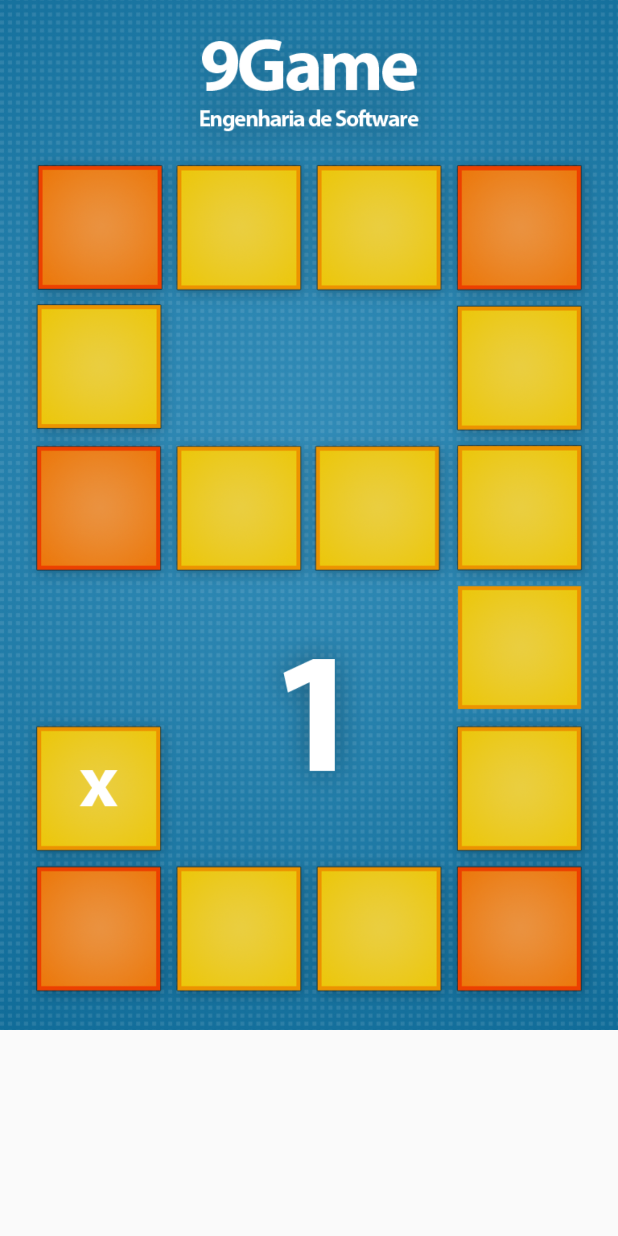
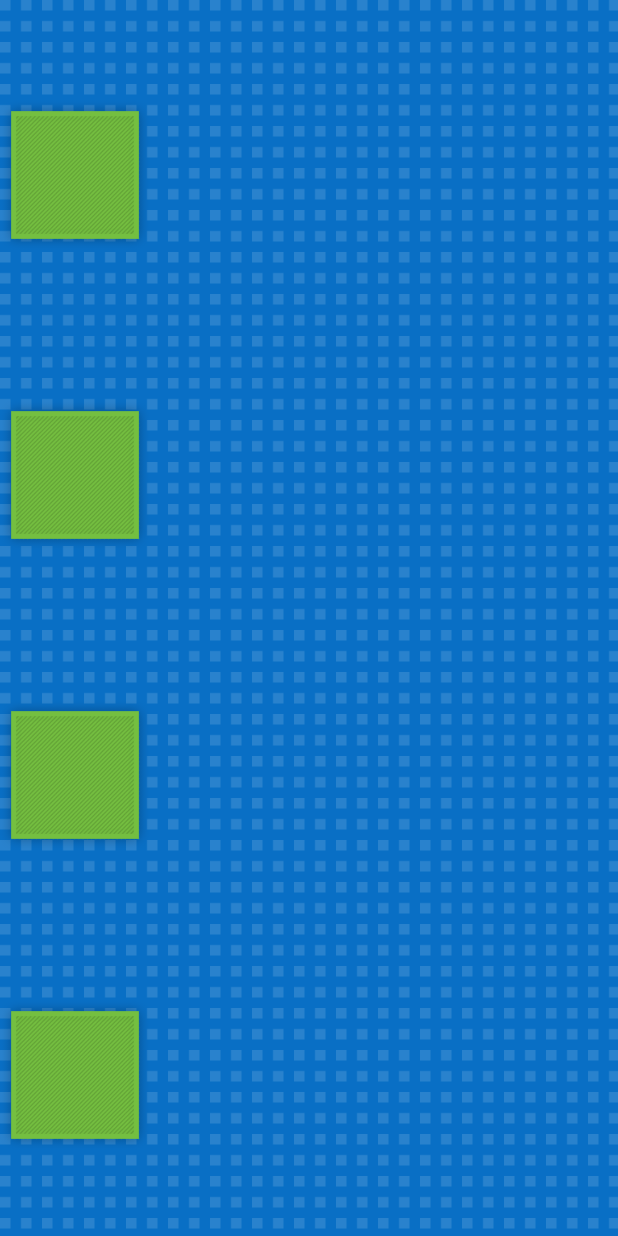
Before and after one commit to juliotguimaraes/9group, an Android app: the screen it shows after launch (MainActivity), on a phone screen of 412 x 824 dp. Run offline under Robolectric (Android 15) with nearby library versions, the phone set to English and light mode, and no system bars.

Commit message:
Adicionando tarefas do trio do Rafael

```diff
--- a/app/src/main/AndroidManifest.xml
+++ b/app/src/main/AndroidManifest.xml
@@ -6,7 +6,7 @@
         android:allowBackup="true"
         android:icon="@mipmap/ic_launcher"
         android:label="@string/app_name"
-        android:theme="@style/AppTheme" >
+        android:theme="@android:style/Theme.Holo.Light.NoActionBar.Fullscreen">
         <activity
             android:name=".MainActivity"
             android:label="@string/app_name" >
--- a/app/src/main/java/ninegroup/ninegame/MainActivity.java
+++ b/app/src/main/java/ninegroup/ninegame/MainActivity.java
@@ -1,43 +1,68 @@
 package ninegroup.ninegame;
 
 import android.app.Activity;
+import android.content.Context;
 import android.content.Intent;
 import android.os.Bundle;
+import android.util.Log;
+import android.util.TypedValue;
 import android.view.View;
 import android.widget.Gallery;
 import android.widget.ImageView;
 import android.widget.LinearLayout;
+import android.widget.RelativeLayout;
 
 
-public class MainActivity extends Activity implements View.OnClickListener{
-
-    LinearLayout mLinearLayout;
+public class MainActivity extends Activity {
 
     @Override
     protected void onCreate(Bundle savedInstanceState) {
         super.onCreate(savedInstanceState);
-        //setContentView(R.layout.activity_main);
-        // Create a LinearLayout in which to add the ImageView
-        mLinearLayout = new LinearLayout(this);
-        //mLinearLayout.setPadding(0, R.dimen.activity_vertical_margin, 0, 0);
-
-        // Instantiate an ImageView and define its properties
-        ImageView i = new ImageView(this);
-        i.setOnClickListener(this);
-        i.setImageResource(R.drawable.tabuleirorafael);
-        i.setAdjustViewBounds(true); // set the ImageView bounds to match the Drawable's dimensions
-        i.setLayoutParams(new Gallery.LayoutParams(LinearLayout.LayoutParams.WRAP_CONTENT,
-                LinearLayout.LayoutParams.WRAP_CONTENT));
-
-        // Add the ImageView to the layout and set the layout as the content view
-        mLinearLayout.addView(i);
-        setContentView(mLinearLayout);
+        setContentView(R.layout.activity_main);
+        montarTabuleiro();
     }
 
-    @Override
-    public void onClick(View v) {
-        Intent intent = new Intent(this, QuestionActivity.class);
-        startActivity(intent);
+    protected void montarTabuleiro(){
+        RelativeLayout rl = (RelativeLayout)findViewById(R.id.meuLayout);
+
+        CasaView casa_1 = new CasaView(this, (float)100.0, (float)100.0);
+        CasaView casa_2 = new CasaView(this, (float)400.0, (float)100.0);
+        CasaView casa_3 = new CasaView(this, (float)700.0, (float)100.0);
+        CasaView casa_4 = new CasaView(this, (float)1000.0, (float)100.0);
+
+        rl.addView(casa_1);
+        rl.addView(casa_2);
+        rl.addView(casa_3);
+        rl.addView(casa_4);
     }
 
 }
+
+class CasaView extends ImageView {
+
+    public CasaView(Context context, float posicaoY, float posicaoX){
+        super(context);
+        this.setY(posicaoY);
+        this.setClickable(true);
+        this.setImageResource(R.drawable.pergunta_atual);
+
+        int tamanho = (int) TypedValue.applyDimension(TypedValue.COMPLEX_UNIT_DIP, 100, getResources().getDisplayMetrics());
+
+        LinearLayout.LayoutParams parms = new LinearLayout.LayoutParams(tamanho, tamanho);
+        this.setLayoutParams(parms);
+
+        this.setOnClickListener(new View.OnClickListener(){
+            @Override
+            public void onClick(View v) {
+                trocarImagem();
+
+                Intent intent = new Intent(v.getContext(), QuestionActivity.class);
+                v.getContext().startActivity(intent);
+            }
+        });
+    }
+
+    public void trocarImagem() {
+        this.setImageResource(R.drawable.pergunta_futura);
+    }
+}
--- /dev/null
+++ b/app/src/main/res/drawable/backrepeat.xml
@@ -0,0 +1,4 @@
+<?xml version="1.0" encoding="utf-8"?>
+<bitmap xmlns:android="http://schemas.android.com/apk/res/android"
+    android:src="@drawable/padrao"
+    android:tileMode="repeat" />
--- a/app/src/main/res/layout/activity_main.xml
+++ b/app/src/main/res/layout/activity_main.xml
@@ -1,8 +1,10 @@
 <RelativeLayout xmlns:android="http://schemas.android.com/apk/res/android"
     xmlns:tools="http://schemas.android.com/tools" android:layout_width="match_parent"
+    android:id="@+id/meuLayout"
     android:layout_height="match_parent" android:paddingLeft="@dimen/activity_horizontal_margin"
     android:paddingRight="@dimen/activity_horizontal_margin"
     android:paddingTop="@dimen/activity_vertical_margin"
+    android:background="@drawable/backrepeat"
+    android:orientation="vertical"
     android:paddingBottom="@dimen/activity_vertical_margin" tools:context=".MainActivity">
-
 </RelativeLayout>
--- a/app/src/main/res/values-w820dp/dimens.xml
+++ b/app/src/main/res/values-w820dp/dimens.xml
@@ -2,5 +2,5 @@
     <!-- Example customization of dimensions originally defined in res/values/dimens.xml
          (such as screen margins) for screens with more than 820dp of available width. This
          would include 7" and 10" devices in landscape (~960dp and ~1280dp respectively). -->
-    <dimen name="activity_horizontal_margin">64dp</dimen>
+    <dimen name="activity_horizontal_margin">0dp</dimen>
 </resources>
--- a/app/src/main/res/values/dimens.xml
+++ b/app/src/main/res/values/dimens.xml
@@ -1,5 +1,5 @@
 <resources>
     <!-- Default screen margins, per the Android Design guidelines. -->
-    <dimen name="activity_horizontal_margin">16dp</dimen>
-    <dimen name="activity_vertical_margin">16dp</dimen>
+    <dimen name="activity_horizontal_margin">0dp</dimen>
+    <dimen name="activity_vertical_margin">0dp</dimen>
 </resources>
```
Also changed, not shown: app/src/main/res/drawable/padrao.png (added), app/src/main/res/drawable/pergunta_atual.png (added), app/src/main/res/drawable/pergunta_futura.png (added), app/src/main/res/drawable/pergunta_passada.png (added), app/src/main/res/drawable/tabuleiro.jpg (deleted), app/src/main/res/drawable/tabuleirorafael.png (deleted), app/src/main/res/drawable/tabuleirorafaeldois.png (deleted), app/src/main/res/drawable/tabuleirorafaelold.png (deleted), 204 other files.
